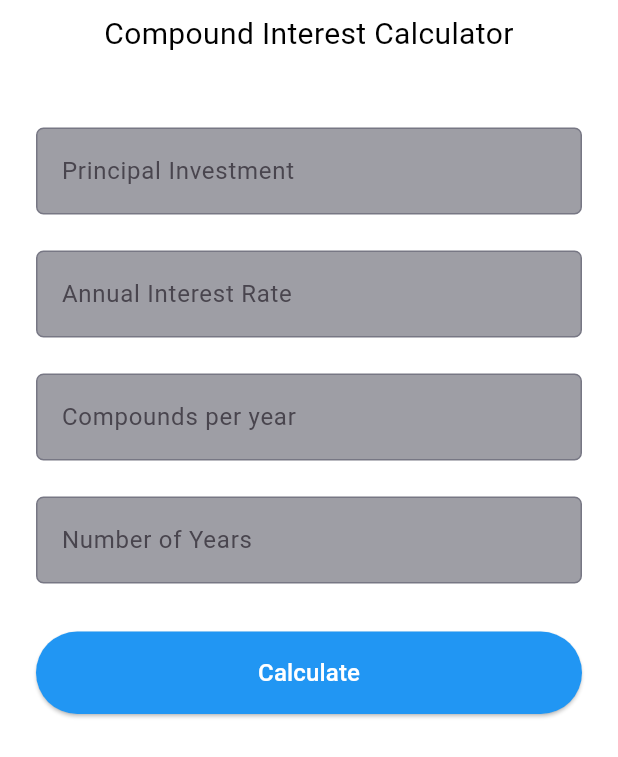
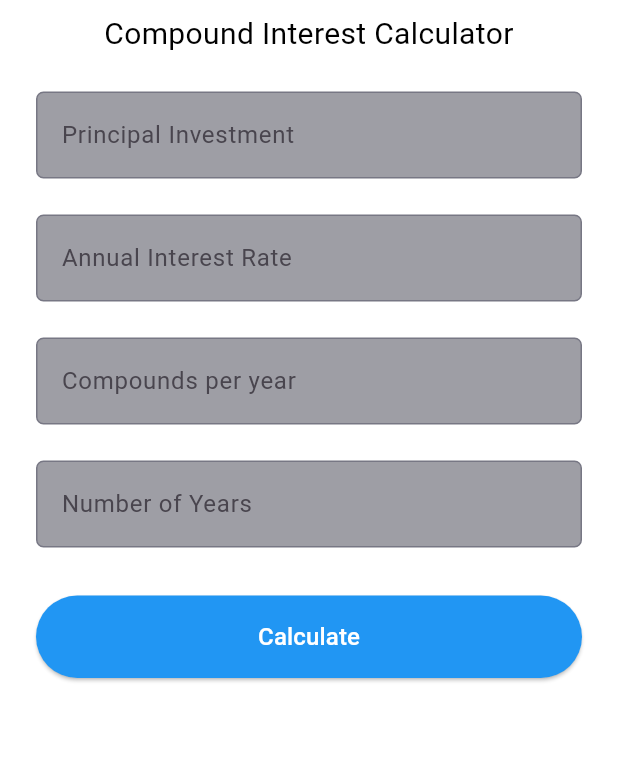
Before and after one commit to saraschandraa-m/finance_app_flutter, a Flutter app: the CompoundInterestPage screen opened directly, on a phone screen of 412 x 824 dp. Shown: the top 757 px of the screen. Run offline on Flutter 3.47's test engine with Material 3 defaults, Android fonts, the light colour scheme and no system bars; our stand-ins replace cloud_firestore, firebase_auth, firebase_core, visibility_detector; accounts and stored records are empty.

Commit message:
UI Modified for Compound Interest Page

```diff
--- a/lib/compound_interest_page.dart
+++ b/lib/compound_interest_page.dart
@@ -70,7 +70,7 @@ class _CompoundInterestPageState extends State<CompoundInterestPage> {
                         borderRadius: BorderRadius.circular(5),
                         border: Border.all(color: const Color(0xff777784)),
                       ),
-                      margin: const EdgeInsets.fromLTRB(16, 48, 16, 16),
+                      margin: const EdgeInsets.fromLTRB(16, 24, 16, 16),
                       child: TextField(
                         controller: principalInvestmentController,
                         keyboardType: TextInputType.number,
@@ -208,7 +208,7 @@ class _CompoundInterestPageState extends State<CompoundInterestPage> {
                     Visibility(
                       visible: showCompoundInterest,
                       child: Container(
-                        margin: const EdgeInsets.fromLTRB(16, 48, 16, 16),
+                        margin: const EdgeInsets.fromLTRB(16, 16, 16, 16),
                         child: Column(
                           children: [
                             const Text(
@@ -248,7 +248,7 @@ class _CompoundInterestPageState extends State<CompoundInterestPage> {
                                       ],
                                     ),
                                     Container(
-                                      height: 20,
+                                      height: 8,
                                     ),
                                     Row(
                                       children: [
```
